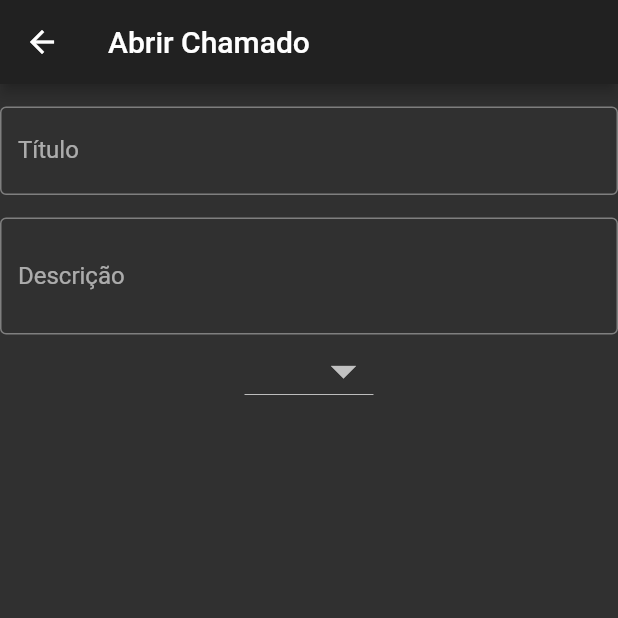
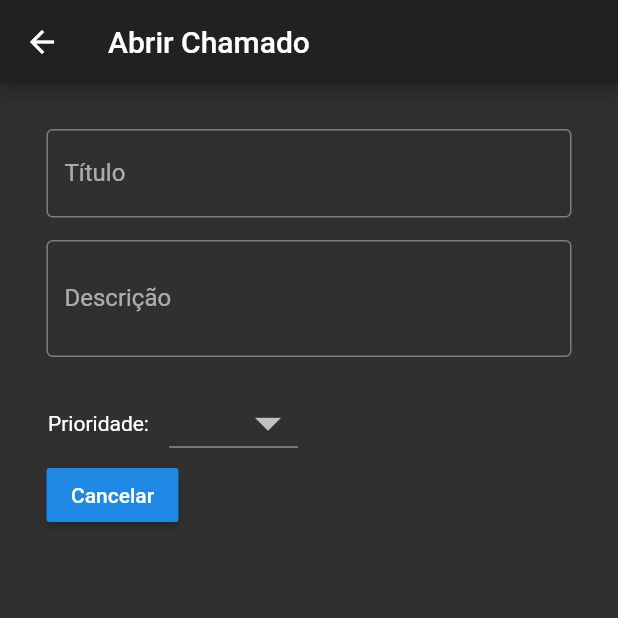
Before and after one commit to mateusconrad/helptask, a Flutter app: the AbrirChamado screen opened directly, on a phone screen of 412 x 824 dp, the top half of it. Run offline on Flutter 3.47's test engine with Material 2 defaults, Android fonts, the phone set to English and light mode, and no system bars.

Commit message:
add botao cancelar chamado

```diff
--- a/lib/abrir_chamado.dart
+++ b/lib/abrir_chamado.dart
@@ -18,20 +18,48 @@ class _AbrirChamadoState extends State<AbrirChamado> {
       appBar: AppBar(
         title: Text("Abrir Chamado"),
       ),
-      body: Column(
+      body: Center(
+        child: Container(
+          width: 350,
+          child: Column(
             //mainAxisAlignment: MainAxisAlignment.center,
             crossAxisAlignment: CrossAxisAlignment.center,
             children: <Widget>[
-          SizedBox(height: 15,),
+              _sizedBox(30, 30),
               _textoChamado("Título"),
-          SizedBox(height: 15,),
+              _sizedBox(15, 15),
               _textoDescr("Descrição"),
-          _normal2Down(),
+              _sizedBox(0, 20),
+              Row(
+                children: <Widget>[
+                  _sizedBox(1,15),
+                  Text("Prioridade: ", ),
+                  _sizedBox(10, 10),
+                  _prioridadeMenu(),
+                ],
+              ),
+              Row(
+                children: <Widget>[
+                  RaisedButton(
+                      child: Text(
+                        "Cancelar"
+                      ),
+                    onPressed: (){},
+                  ),
+                  _sizedBox(15, 0),
+
                 ],
               ),
 
+            ],
+          ),
+        ),
+
+      ),
     );
   }
+
+  SizedBox _sizedBox(double largura, double altura) => SizedBox(height: altura, width: largura,);
 
 
   TextFormField _textoChamado(String label) {
@@ -59,7 +87,7 @@ class _AbrirChamadoState extends State<AbrirChamado> {
     );
   }
 
-  DropdownButton _normal2Down() => DropdownButton<String>(
+  DropdownButton _prioridadeMenu() => DropdownButton<String>(
     items: [
       DropdownMenuItem<String>(
         value: "1", child: Text("Baixa",),),
```
Lines whose indentation alone changed are shown as unchanged.
